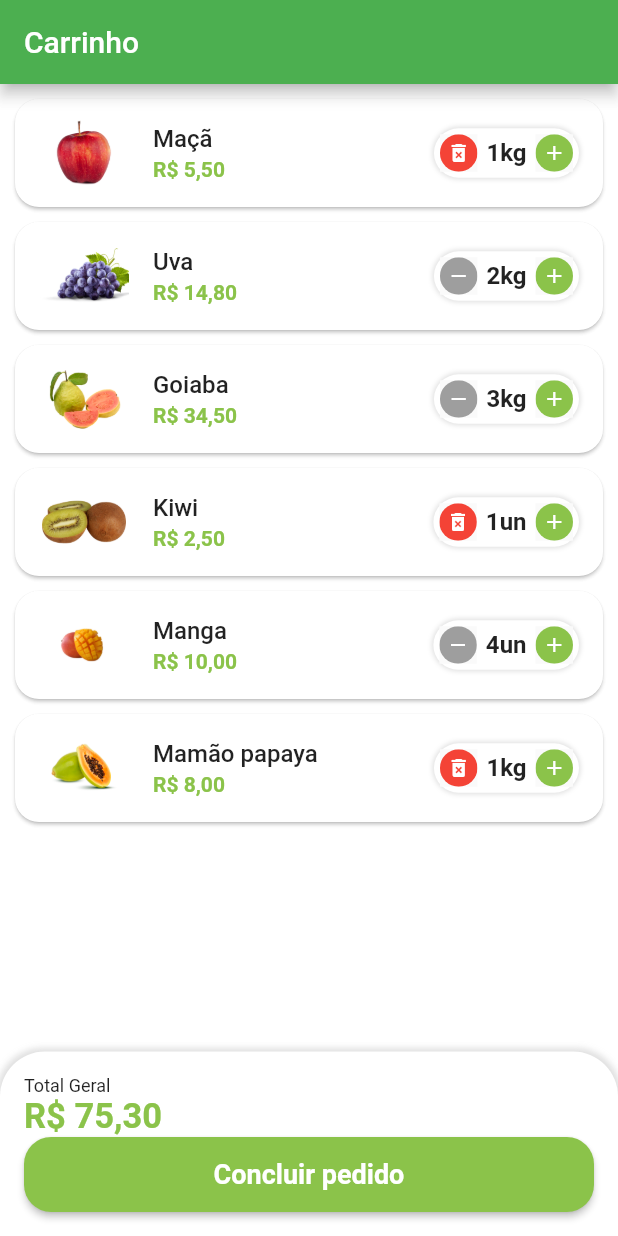
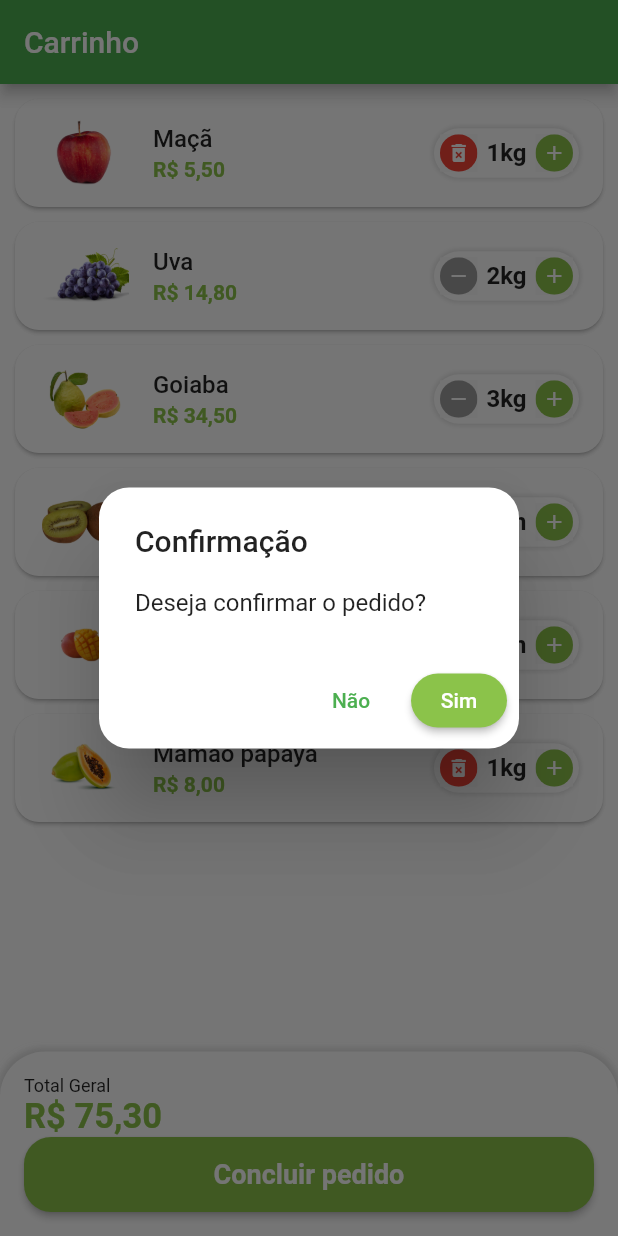
Before and after one commit to oliveiradg/Quitanda, a Flutter app: the CartTab screen opened directly, after a tap on "Concluir pedido", on a phone screen of 412 x 824 dp. Run offline on Flutter 3.47's test engine with Material 2 defaults, Android fonts, the phone set to English and light mode, and no system bars; our stand-ins replace animated_text_kit, badges, mask_text_input_formatter.

Commit message:
[DIA 36/100] feat: Dialog de confirmação

```diff
--- a/lib/src/pages/cart/cart_tab.dart
+++ b/lib/src/pages/cart/cart_tab.dart
@@ -24,7 +24,7 @@ class _CartTabState extends State<CartTab> {
   double cartTotalPrice() {
     double total = 0;
     for (var item in appData.cartItem) {
-     total += item.totalPrice();
+      total += item.totalPrice();
     }
     return total;
   }
@@ -91,7 +91,11 @@ class _CartTabState extends State<CartTab> {
                         shape: RoundedRectangleBorder(
                           borderRadius: BorderRadius.circular(18),
                         )),
-                    onPressed: () {},
+                    onPressed: () async {
+                      bool? result = await showOrderConfirmation();
+                      // ignore: avoid_print
+                      print(result);
+                    },
                     child: const Text(
                       'Concluir pedido',
                       style: TextStyle(
@@ -108,4 +112,39 @@ class _CartTabState extends State<CartTab> {
       ),
     );
   }
+
+  Future<bool?> showOrderConfirmation() {
+    return showDialog<bool>(
+      context: context,
+      builder: (context) {
+        return AlertDialog(
+          shape: RoundedRectangleBorder(
+            borderRadius: BorderRadius.circular(20),
+          ),
+          title: const Text('Confirmação'),
+          content: const Text('Deseja confirmar o pedido?'),
+          actions: [
+            TextButton(
+              onPressed: () {
+                Navigator.of(context).pop(false);
+              },
+              child: const Text('Não'),
+            ),
+            ElevatedButton(
+              style: ElevatedButton.styleFrom(
+                primary: CustomColors.customSwatchColor,
+                shape: RoundedRectangleBorder(
+                  borderRadius: BorderRadius.circular(20),
+                ),
+              ),
+              onPressed: () {
+                Navigator.of(context).pop(true);
+              },
+              child: const Text('Sim'),
+            ),
+          ],
+        );
+      },
+    );
+  }
 }
```
